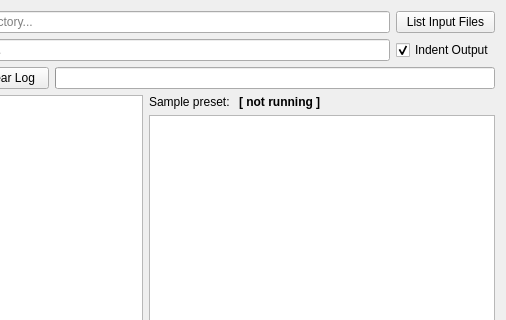
Before: the Qt Designer form mainwindow.ui in grandchild/AVS-File-Decoder-Qt, drawn with Qt 5; both pictures show x 214 to 720 and y 0 to 320 of the 720 by 720 pixel window.
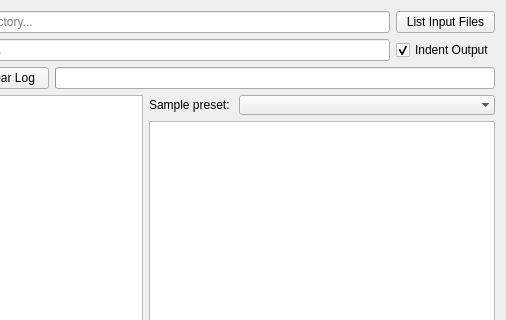
After: the same form once the commit is applied.

Commit message: A few touchups. Added preset preview select dropdown. Added (working) indentation option. Added error reporting to Components class.

The edit to the form file:
```diff
--- a/mainwindow.ui
+++ b/mainwindow.ui
@@ -202,6 +202,9 @@
         <layout class="QHBoxLayout" name="outputInfoLayout" stretch="0,1">
          <item>
           <widget class="QLabel" name="samplePresetLabel">
+           <property name="enabled">
+            <bool>true</bool>
+           </property>
            <property name="font">
             <font>
              <weight>50</weight>
@@ -214,16 +217,33 @@
           </widget>
          </item>
          <item>
-          <widget class="QLabel" name="samplePresetNameLabel">
+          <widget class="QComboBox" name="samplePresetSelectBox">
            <property name="font">
             <font>
              <weight>75</weight>
-             <italic>false</italic>
              <bold>true</bold>
             </font>
            </property>
-           <property name="text">
-            <string>[ not running ]</string>
+           <property name="editable">
+            <bool>false</bool>
+           </property>
+           <property name="currentText">
+            <string/>
+           </property>
+           <property name="currentIndex">
+            <number>-1</number>
+           </property>
+           <property name="maxVisibleItems">
+            <number>60</number>
+           </property>
+           <property name="minimumContentsLength">
+            <number>1</number>
+           </property>
+           <property name="duplicatesEnabled">
+            <bool>true</bool>
+           </property>
+           <property name="frame">
+            <bool>false</bool>
            </property>
           </widget>
          </item>
```
Left out of the diff: 2 changed lines with no effect on the pictures. The commit also changes 6 other files.
